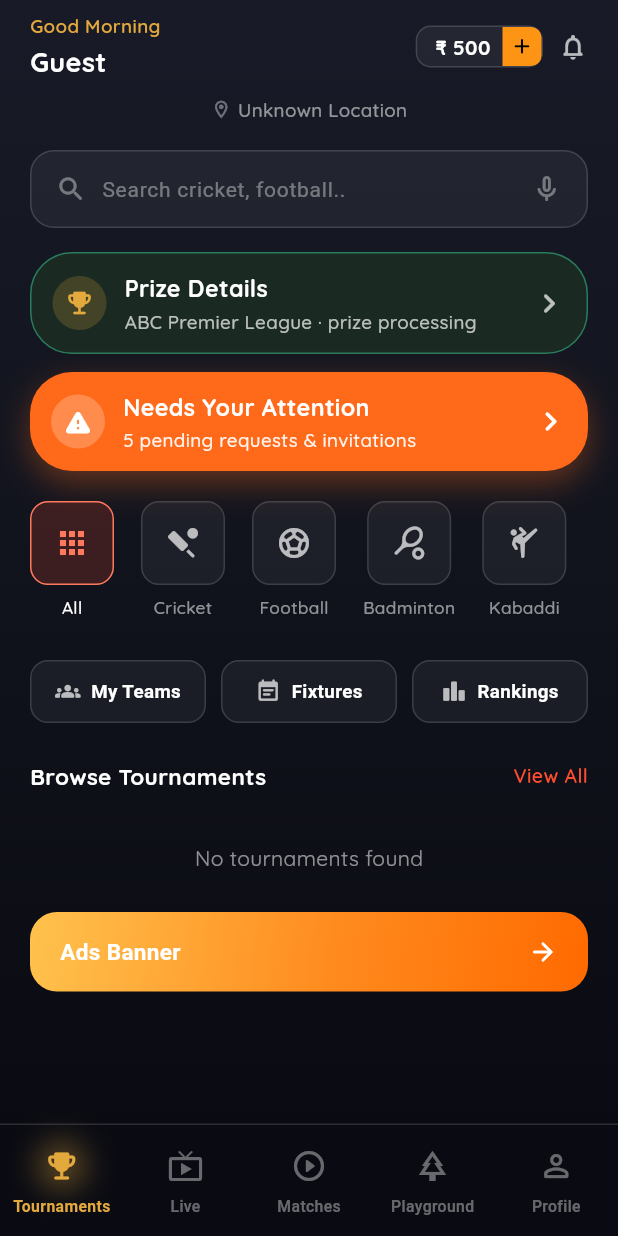
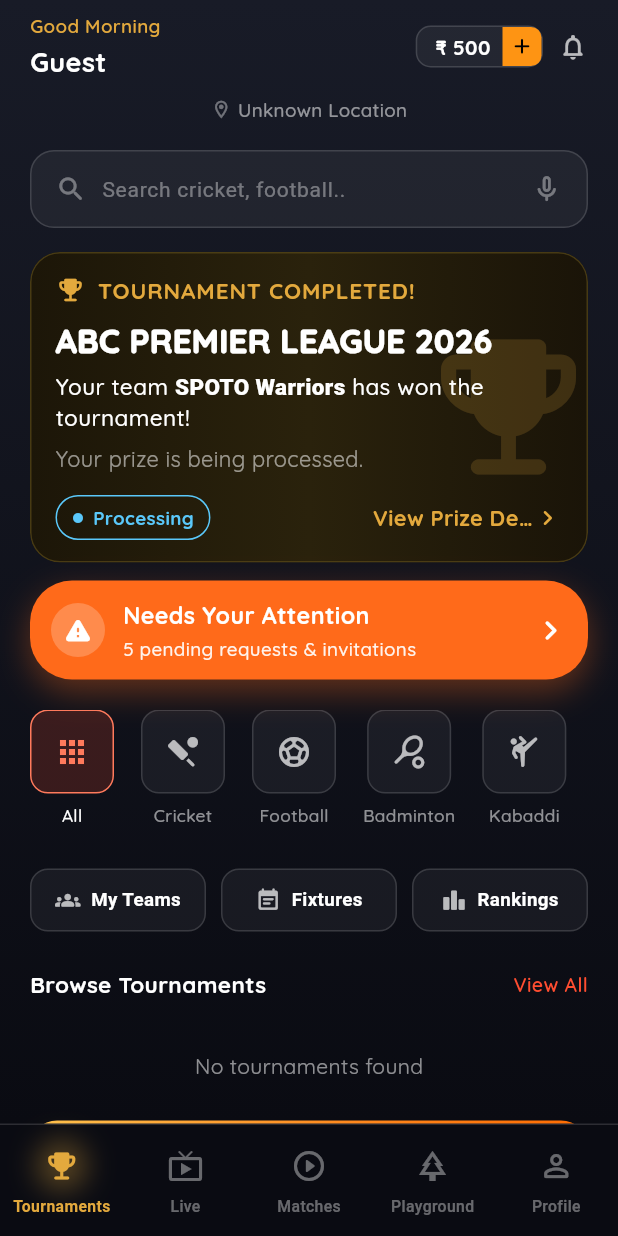
Before and after one commit to transkwik/sporto, a Flutter app: the HomeScreen screen opened by its route, on a phone screen of 412 x 824 dp. Run offline on Flutter 3.47's test engine with Material 3 defaults, Android fonts, the phone set to English and light mode, and no system bars; our stand-ins replace device_info_plus, firebase_core, fluttertoast, geocoding, geolocator, get and 7 more; missing offline and left inert: map_launcher; accounts and stored records are empty; network calls fail.

```diff
--- a/lib/screens/home/widgets/prize_details_banner.dart
+++ b/lib/screens/home/widgets/prize_details_banner.dart
@@ -1,68 +1,154 @@
 import 'package:flutter/material.dart';
 import 'package:google_fonts/google_fonts.dart';
 import '../../../core/constants/app_colors.dart';
+import '../../../models/prize_details_info.dart';
 
-/// Home dashboard entry above Needs Your Attention.
+/// Home dashboard win card above Needs Your Attention.
 class PrizeDetailsBanner extends StatelessWidget {
-  const PrizeDetailsBanner({super.key, this.onTap});
+  const PrizeDetailsBanner({super.key, this.onTap, this.details = dummyPrizeDetails});
 
   final VoidCallback? onTap;
+  final PrizeDetailsInfo details;
 
   @override
   Widget build(BuildContext context) {
     return GestureDetector(
       onTap: onTap,
+      child: ClipRRect(
+        borderRadius: BorderRadius.circular(20),
         child: Container(
           width: double.infinity,
-        padding: const EdgeInsets.fromLTRB(14, 12, 12, 12),
           decoration: BoxDecoration(
-          color: const Color(0xFF1A2A22),
-          borderRadius: BorderRadius.circular(28),
-          border: Border.all(color: AppColors.mintGreen.withValues(alpha: 0.45)),
+            gradient: const LinearGradient(
+              colors: [Color(0xFF1C1608), Color(0xFF2A220C), Color(0xFF1A1408)],
+              begin: Alignment.centerLeft,
+              end: Alignment.centerRight,
             ),
-        child: Row(
+            borderRadius: BorderRadius.circular(20),
+            border: Border.all(color: const Color(0xFF5A4A18).withValues(alpha: 0.7)),
+          ),
+          child: Stack(
             children: [
-            Container(
-              width: 36,
-              height: 36,
-              alignment: Alignment.center,
-              decoration: BoxDecoration(
-                color: AppColors.amberAccent.withValues(alpha: 0.2),
-                shape: BoxShape.circle,
+              Positioned(
+                right: -8,
+                top: 8,
+                bottom: 8,
+                child: Icon(
+                  Icons.emoji_events_rounded,
+                  size: 120,
+                  color: const Color(0xFFE3A93D).withValues(alpha: 0.18),
                 ),
-              child: const Icon(Icons.emoji_events_rounded, color: AppColors.amberAccent, size: 20),
               ),
-            const SizedBox(width: 12),
-            Expanded(
+              Padding(
+                padding: const EdgeInsets.fromLTRB(16, 14, 16, 14),
                 child: Column(
                   crossAxisAlignment: CrossAxisAlignment.start,
                   children: [
-                  Text(
-                    'Prize Details',
+                    Row(
+                      children: [
+                        const Icon(Icons.emoji_events_rounded, color: Color(0xFFE3A93D), size: 20),
+                        const SizedBox(width: 8),
+                        Expanded(
+                          child: Text(
+                            'TOURNAMENT COMPLETED!',
                             maxLines: 1,
                             overflow: TextOverflow.ellipsis,
                             style: GoogleFonts.quicksand(
-                      color: Colors.white,
-                      fontSize: 15.5,
+                              color: const Color(0xFFE3A93D),
+                              fontSize: 15,
                               fontWeight: FontWeight.w800,
+                              letterSpacing: 0.6,
                             ),
                           ),
-                  const SizedBox(height: 2),
+                        ),
+                      ],
+                    ),
+                    const SizedBox(height: 10),
                     Text(
-                    'ABC Premier League · prize processing',
+                      details.tournamentTitle,
+                      maxLines: 2,
+                      overflow: TextOverflow.ellipsis,
+                      style: GoogleFonts.quicksand(
+                        color: Colors.white,
+                        fontSize: 22,
+                        fontWeight: FontWeight.w900,
+                        height: 1.15,
+                        letterSpacing: 0.2,
+                      ),
+                    ),
+                    const SizedBox(height: 8),
+                    Text.rich(
+                      TextSpan(
+                        style: GoogleFonts.quicksand(
+                          color: Colors.white,
+                          fontSize: 15,
+                          fontWeight: FontWeight.w500,
+                          height: 1.4,
+                        ),
+                        children: [
+                          const TextSpan(text: 'Your team '),
+                          TextSpan(
+                            text: details.winningTeamName,
+                            style: const TextStyle(fontWeight: FontWeight.w800),
+                          ),
+                          const TextSpan(text: ' has won the tournament!'),
+                        ],
+                      ),
+                    ),
+                    const SizedBox(height: 6),
+                    Text(
+                      'Your prize is being processed.',
                       maxLines: 1,
                       overflow: TextOverflow.ellipsis,
+                      style: GoogleFonts.quicksand(color: Colors.white54, fontSize: 14.5),
+                    ),
+                    const SizedBox(height: 14),
+                    Row(
+                      children: [
+                        Container(
+                          padding: const EdgeInsets.symmetric(horizontal: 10, vertical: 5),
+                          decoration: BoxDecoration(
+                            borderRadius: BorderRadius.circular(16),
+                            border: Border.all(color: AppColors.infoBlue),
+                          ),
+                          child: Row(
+                            mainAxisSize: MainAxisSize.min,
+                            children: [
+                              const Icon(Icons.circle, size: 8, color: AppColors.infoBlue),
+                              const SizedBox(width: 6),
+                              Text(
+                                'Processing',
                                 style: GoogleFonts.quicksand(
-                      color: Colors.white70,
+                                  color: AppColors.infoBlue,
                                   fontSize: 12.5,
-                      fontWeight: FontWeight.w500,
+                                  fontWeight: FontWeight.w700,
                                 ),
                               ),
                             ],
                           ),
                         ),
-            const Icon(Icons.chevron_right_rounded, color: Colors.white70, size: 26),
+                        const Spacer(),
+                        Flexible(
+                          child: Text(
+                            'View Prize Details',
+                            maxLines: 1,
+                            overflow: TextOverflow.ellipsis,
+                            textAlign: TextAlign.end,
+                            style: GoogleFonts.quicksand(
+                              color: const Color(0xFFE3A93D),
+                              fontSize: 14.5,
+                              fontWeight: FontWeight.w800,
+                            ),
+                          ),
+                        ),
+                        const Icon(Icons.chevron_right_rounded, color: Color(0xFFE3A93D), size: 20),
                       ],
+                    ),
+                  ],
+                ),
+              ),
+            ],
+          ),
         ),
       ),
     );
```
Lines whose indentation alone changed are shown as unchanged.
